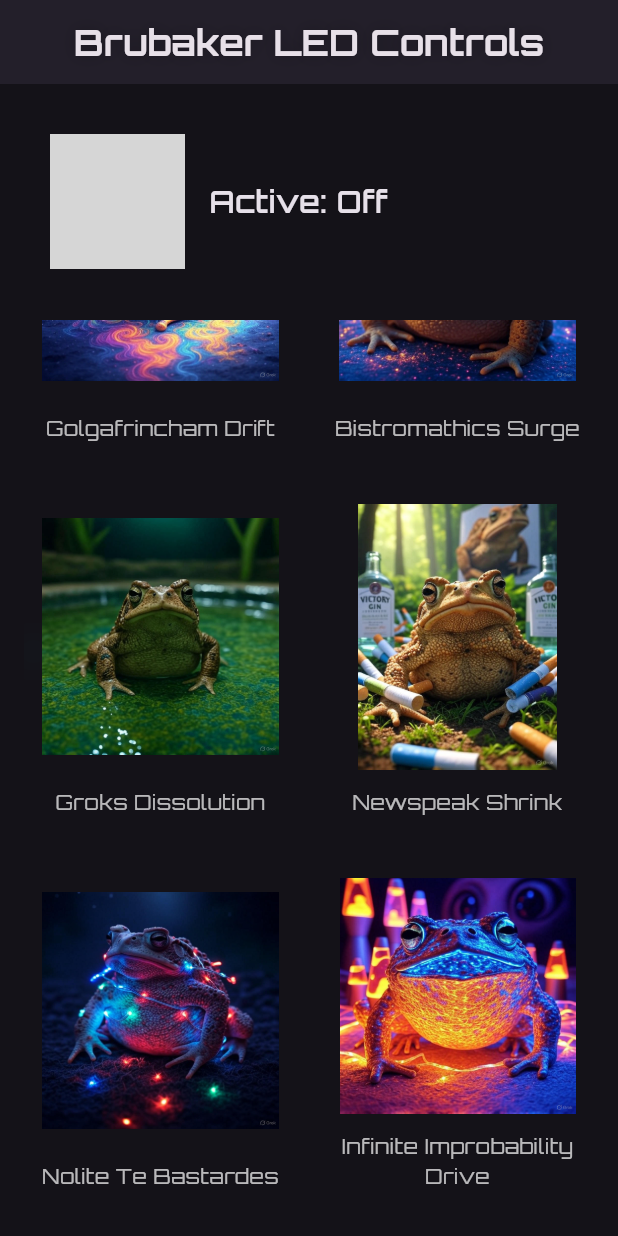
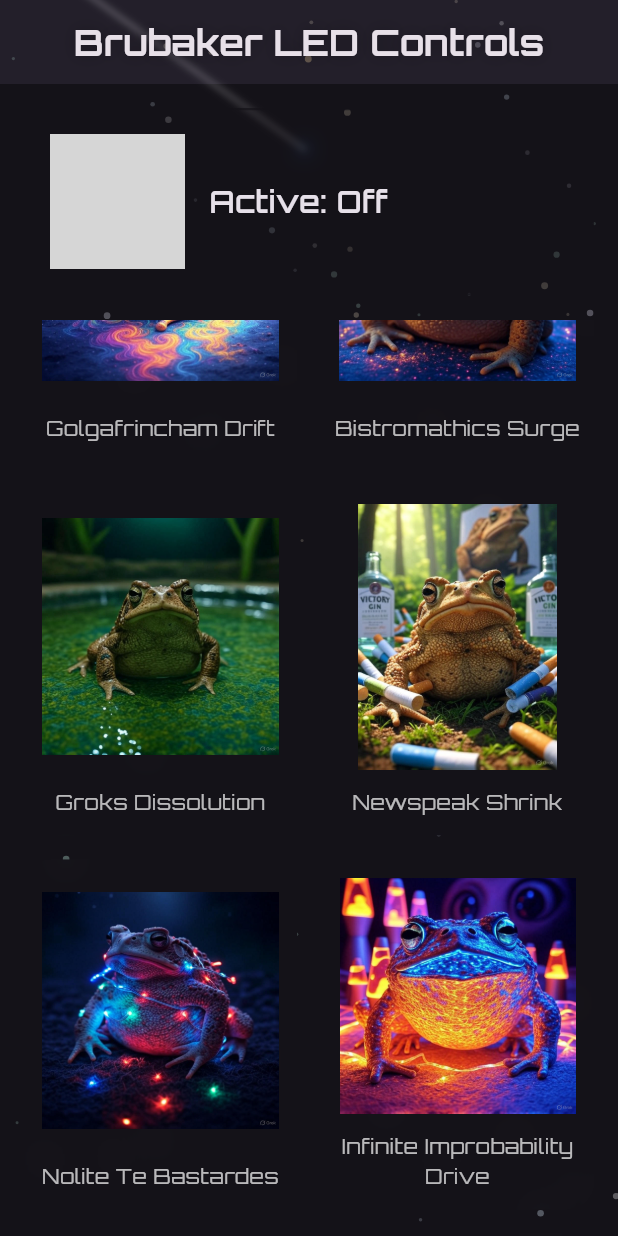
Before and after one commit to willohbrubaker/brubaker_led_controls, a Flutter app: the screen it shows after launch, scrolled down 1152 dp, on a phone screen of 412 x 824 dp. Run offline on Flutter 3.47's test engine with Material 3 defaults, Android fonts, the phone set to English and light mode, and no system bars; our stand-ins replace google_fonts; network calls fail; grey boxes are pictures that could not be loaded.

Commit message:
change the background stars

```diff
--- a/lib/star_field.dart
+++ b/lib/star_field.dart
@@ -5,7 +5,7 @@ class StarField extends StatefulWidget {
   final double opacity;
   final double offset;
 
-  const StarField({super.key, this.opacity = 0.3, this.offset = 0.0});
+  const StarField({super.key, this.opacity = 0.35, this.offset = 0.0});
 
   @override
   StarFieldState createState() => StarFieldState();
@@ -16,31 +16,90 @@ class StarFieldState extends State<StarField>
   late AnimationController _controller;
   final List<Offset> _stars = [];
   final List<Color> _starColors = [];
-  final int _starCount = 50;
+  final List<double> _twinklePhases = [];
+  final int _starCount = 90; // a bit more dense feels nicer
+
+  // Shooting stars
+  final List<ShootingStar> _shooters = [];
+  final math.Random _random = math.Random();
 
   @override
   void initState() {
     super.initState();
     _controller = AnimationController(
-      duration: const Duration(seconds: 10),
+      duration: const Duration(seconds: 24), // slightly longer cycle
       vsync: this,
     )..repeat();
+
+    // Background stars
     for (int i = 0; i < _starCount; i++) {
       _stars.add(
         Offset(
-          math.Random().nextDouble() * 1000 - 500,
-          math.Random().nextDouble() * 1000 - 500,
+          _random.nextDouble() * 1400 - 700,
+          _random.nextDouble() * 1400 - 700,
         ),
       );
-      final random = math.Random().nextInt(3);
-      _starColors.add(
-        random == 0
-            ? Colors.white
-            : random == 1
-            ? const Color(0xFF00FFFF).withOpacity(0.5)
-            : const Color(0xFFFFFF00).withOpacity(0.5),
-      );
+
+      // Slightly richer color variation
+      final hueRoll = _random.nextInt(6);
+      Color col;
+      switch (hueRoll) {
+        case 0:
+          col = Colors.white;
+          break;
+        case 1:
+          col = const Color(0xFFDDEEFF); // soft blue
+          break;
+        case 2:
+          col = const Color(0xFFFFF0D0); // warm cream
+          break;
+        case 3:
+          col = const Color(0xFFCCFFEE).withOpacity(0.75); // pale cyan
+          break;
+        case 4:
+          col = const Color(0xFFFFDD99).withOpacity(0.65); // soft gold
+          break;
+        default:
+          col = const Color(0xFFEEEEFF).withOpacity(0.8); // very pale violet
+      }
+      _starColors.add(col);
+      _twinklePhases.add(_random.nextDouble() * math.pi * 4); // more variety
     }
+
+    // Shooting stars spawn via listener
+    _controller.addListener(() {
+      if (_shooters.length < 2 && _random.nextDouble() < 0.007) {
+        _spawnShootingStar();
+      }
+    });
+  }
+
+  void _spawnShootingStar() {
+    // Start above screen, can drift left/right a bit
+    final startX = _random.nextDouble() * 800 - 200;
+    final startY = -80.0 - _random.nextDouble() * 200;
+
+    // Speed & angle — mostly ~30–60° downward (realistic meteor feel)
+    final speed = 6.0 + _random.nextDouble() * 14.0;
+    final angle =
+        math.pi / 4 + (_random.nextDouble() - 0.5) * 0.9; // wider variation
+
+    final vx = math.cos(angle) * speed;
+    final vy = math.sin(angle) * speed;
+
+    final trailLength = 90.0 + _random.nextDouble() * 180.0;
+    final lifetime = 0.7 + _random.nextDouble() * 1.4;
+
+    _shooters.add(
+      ShootingStar(
+        position: Offset(startX, startY),
+        velocity: Offset(vx, vy),
+        maxLife: lifetime,
+        currentLife: 0.0,
+        trailLength: trailLength,
+        hue: _random.nextBool() ? 0.04 : 0.55 + _random.nextDouble() * 0.12,
+      ),
+    );
   }
 
   @override
@@ -51,7 +110,6 @@ class StarFieldState extends State<StarField>
 
   @override
   Widget build(BuildContext context) {
-    // Ensure the CustomPaint has proper constraints
     return LayoutBuilder(
       builder: (context, constraints) {
         return CustomPaint(
@@ -59,9 +117,12 @@ class StarFieldState extends State<StarField>
           painter: _StarPainter(
             stars: _stars,
             colors: _starColors,
+            twinklePhases: _twinklePhases,
+            shooters: _shooters,
             animationValue: _controller.value,
             opacity: widget.opacity,
             offset: widget.offset,
+            size: Size(constraints.maxWidth, constraints.maxHeight),
           ),
         );
       },
@@ -69,51 +130,149 @@ class StarFieldState extends State<StarField>
   }
 }
 
+class ShootingStar {
+  Offset position;
+  final Offset velocity;
+  final double maxLife;
+  double currentLife;
+  final double trailLength;
+  final double hue;
+
+  ShootingStar({
+    required this.position,
+    required this.velocity,
+    required this.maxLife,
+    required this.currentLife,
+    required this.trailLength,
+    required this.hue,
+  });
+}
+
 class _StarPainter extends CustomPainter {
   final List<Offset> stars;
   final List<Color> colors;
+  final List<double> twinklePhases;
+  final List<ShootingStar> shooters;
   final double animationValue;
   final double opacity;
   final double offset;
+  final Size size;
 
   _StarPainter({
     required this.stars,
     required this.colors,
+    required this.twinklePhases,
+    required this.shooters,
     required this.animationValue,
     required this.opacity,
     required this.offset,
+    required this.size,
   });
 
   @override
   void paint(Canvas canvas, Size size) {
-    // Skip painting if size is invalid
     if (size.width <= 0 || size.height <= 0) return;
 
+    final t = animationValue;
+
+    // ────────────────────────────────────────────────
+    // Twinkling background stars (with gentle parallax feel via offset)
+    // ────────────────────────────────────────────────
     for (int i = 0; i < stars.length; i++) {
-      final paint = Paint()..color = colors[i].withOpacity(opacity);
-      final scale = 1.0 + math.sin(animationValue * 2 * math.pi) * 0.3;
-      final radius = 1.5 * scale;
+      double x = stars[i].dx + size.width * 0.5;
+      double y = stars[i].dy + offset + size.height * 0.5;
 
-      // Ensure radius is positive and valid
-      if (radius <= 0 || radius.isNaN) continue;
+      // Seamless toroidal wrap
+      x = x % size.width;
+      y = y % size.height;
+      if (x < 0) x += size.width;
+      if (y < 0) y += size.height;
 
-      // Normalize positions to stay within canvas bounds
-      double xPos = stars[i].dx % size.width;
-      double yPos = (stars[i].dy + offset) % size.height;
+      // Twinkle: slower base + fast shimmer
+      final phase = twinklePhases[i];
+      final slowTwinkle = math.sin(t * 1.8 + phase) * 0.4 + 0.6;
+      final fastTwinkle = math.sin(t * 9.2 + phase * 2.3) * 0.15 + 0.85;
+      final brightness = slowTwinkle * fastTwinkle;
 
-      // Handle negative modulo results
-      if (xPos < 0) xPos += size.width;
-      if (yPos < 0) yPos += size.height;
+      final baseOpacity = opacity * 0.4 + opacity * 0.6 * brightness;
+      final radius = 0.7 + brightness * 1.8;
 
-      canvas.drawCircle(Offset(xPos, yPos), radius, paint);
+      final paint = Paint()
+        ..color = colors[i].withOpacity(baseOpacity.clamp(0.0, 1.0))
+        ..style = PaintingStyle.fill;
+
+      canvas.drawCircle(Offset(x, y), radius, paint);
+    }
+
+    // ────────────────────────────────────────────────
+    // Shooting stars — no wrapping, natural exit
+    // ────────────────────────────────────────────────
+    final toRemove = <ShootingStar>[];
+
+    for (final shooter in shooters) {
+      shooter.currentLife += 0.016; // ~60 fps assumption
+      if (shooter.currentLife >= shooter.maxLife) {
+        toRemove.add(shooter);
+        continue;
+      }
+
+      // Move
+      shooter.position += shooter.velocity * 0.016 * 60;
+
+      final progress = shooter.currentLife / shooter.maxLife;
+      // Nice smooth fade: quadratic then cubic tail-off
+      final fade = 1.0 - progress;
+      final alpha = fade * fade * (1.0 + fade); // starts strong, ends soft
+
+      if (alpha < 0.015) continue;
+
+      final head = shooter.position;
+
+      // Early out if completely off-screen
+      if (head.dx < -80 ||
+          head.dx > size.width + 80 ||
+          head.dy < -80 ||
+          head.dy > size.height + 80) {
+        continue;
+      }
+
+      final dirNorm = shooter.velocity / shooter.velocity.distance;
+      final tail = head + dirNorm * (-shooter.trailLength * (0.6 + fade * 0.4));
+
+      // Trail
+      final trailPaint = Paint()
+        ..color = Colors.white.withOpacity(alpha * 0.8)
+        ..strokeWidth = 1.8 + alpha * 3.2
+        ..style = PaintingStyle.stroke
+        ..strokeCap = StrokeCap.round
+        ..maskFilter = const MaskFilter.blur(BlurStyle.normal, 2.5);
+
+      // Head glow
+      final headColor = HSVColor.fromAHSV(
+        alpha * 0.95,
+        shooter.hue * 360,
+        0.88,
+        1.0,
+      ).toColor();
+      final headPaint = Paint()
+        ..color = headColor
+        ..style = PaintingStyle.fill
+        ..maskFilter = const MaskFilter.blur(BlurStyle.normal, 6.0);
+
+      canvas.drawLine(head, tail, trailPaint);
+      canvas.drawCircle(head, 2.8 + alpha * 4.5, headPaint);
+    }
+
+    for (final r in toRemove) {
+      shooters.remove(r);
     }
   }
 
   @override
   bool shouldRepaint(covariant _StarPainter oldDelegate) {
-    // Repaint only if animation value, opacity, or offset changes
     return oldDelegate.animationValue != animationValue ||
         oldDelegate.opacity != opacity ||
-        oldDelegate.offset != offset;
+        oldDelegate.offset != offset ||
+        oldDelegate.shooters != shooters; // reference equality is fine here
   }
 }
```
